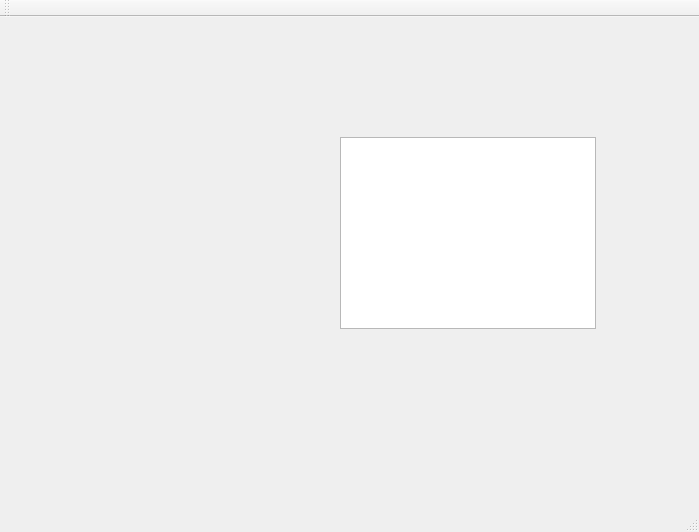
Old version of the form Client/Client/Client/Client.ui in the repository ElenaLaura366/ProjectModernCpp.
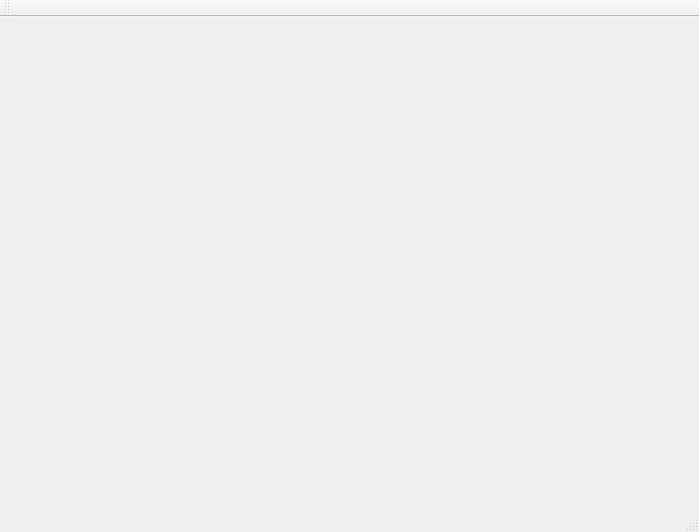
New version of the form.

Commit message: Implemented chat ui.

The edit to the form file:
```diff
--- a/Client/Client/Client/Client.ui
+++ b/Client/Client/Client/Client.ui
@@ -15,6 +15,9 @@
   </property>
   <widget class="QWidget" name="centralWidget">
    <widget class="QStackedWidget" name="stackedWidget">
+    <property name="enabled">
+     <bool>true</bool>
+    </property>
     <property name="geometry">
      <rect>
       <x>-30</x>
@@ -26,18 +29,7 @@
     <property name="currentIndex">
      <number>0</number>
     </property>
-    <widget class="QWidget" name="page">
-     <widget class="QListWidget" name="listWidget">
-      <property name="geometry">
-       <rect>
-        <x>370</x>
-        <y>90</y>
-        <width>256</width>
-        <height>192</height>
-       </rect>
-      </property>
-     </widget>
-    </widget>
+    <widget class="QWidget" name="page"/>
     <widget class="QWidget" name="page_2"/>
    </widget>
   </widget>
```
